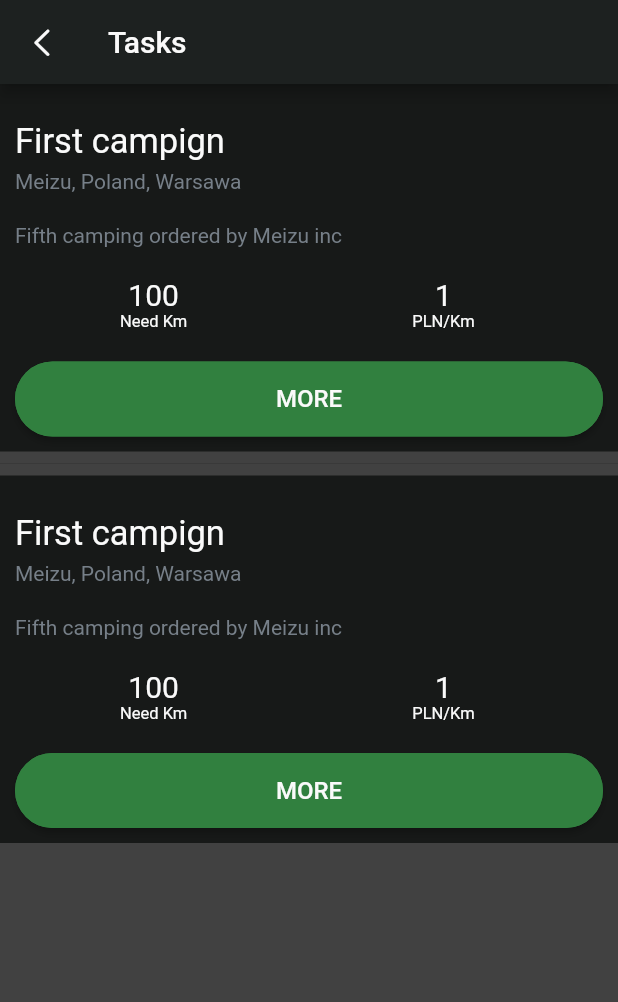
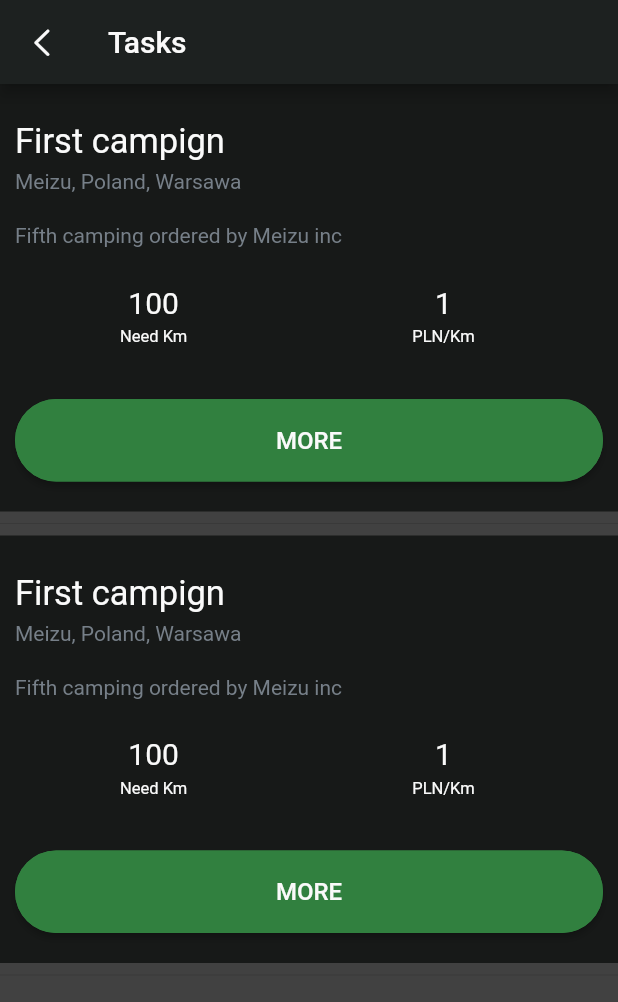
Before and after one commit to Vladus7/adverisment, a Flutter app: the TasksScreen screen opened directly, on a phone screen of 412 x 824 dp. Shown: the top 1002 px of the screen. Run offline on Flutter 3.47's test engine with Material 2 defaults, Android fonts, the phone set to English and light mode, and no system bars; our stand-ins replace google_maps_flutter, location; missing offline and left inert: bottom_sheet_stateful, flutter_facebook_login, flutter_google_places, google_maps_webservice, sliver_fab.

Commit message:
abjusted colors and indents

```diff
--- a/lib/screens/tasks_screen.dart
+++ b/lib/screens/tasks_screen.dart
@@ -8,8 +8,6 @@ class TasksScreen extends StatefulWidget {
 }
 
 class _TasksScreenState extends State<TasksScreen> {
-
-
   @override
   Widget build(BuildContext context) {
     return Scaffold(
@@ -18,26 +16,31 @@ class _TasksScreenState extends State<TasksScreen> {
           icon: new Icon(CupertinoIcons.left_chevron, color: Color(0xfffafafa)),
           onPressed: () => Navigator.of(context).pop(),
         ),
-        title:
-        Text('Tasks', style: TextStyle(color: Color(0xfffafafa))),
+        title: Text('Tasks', style: TextStyle(color: Color(0xfffafafa))),
         backgroundColor: Color(0xff1d2120),
       ),
       body: ListView(
         children: <Widget>[
           Container(
             color: Color(0xff171918),
-            child:Container(
+            child: Container(
               margin: EdgeInsets.only(left: 10.0, right: 10.0),
-            child: Column(mainAxisSize: MainAxisSize.min,
+              child: Column(
+                mainAxisSize: MainAxisSize.min,
                 children: <Widget>[
-                SizedBox(height: 25,),
+                  SizedBox(
+                    height: 25,
+                  ),
                   Align(
                       alignment: Alignment.centerLeft,
                       child: Text(
                         'First campign',
-                      style: TextStyle(color: Color(0xfffafafa), fontSize: 23),
+                        style:
+                            TextStyle(color: Color(0xfffafafa), fontSize: 23),
                       )),
-                SizedBox(height: 5,),
+                  SizedBox(
+                    height: 5,
+                  ),
                   Align(
                       alignment: Alignment.centerLeft,
                       child: Text(
@@ -56,36 +59,59 @@ class _TasksScreenState extends State<TasksScreen> {
                             color: Color(0xff767F88),
                           ))),
                   SizedBox(
-                  height: 20,
+                    height: 25,
                   ),
                   Row(
                     children: <Widget>[
-                    SizedBox(width: 70,),
-                    Column(children: <Widget>[ Text(
+                      SizedBox(
+                        width: 70,
+                      ),
+                      Column(children: <Widget>[
+                        Text(
                           '100',
-                      style: TextStyle(color: Color(0xfffafafa), fontSize: 20),
+                          style:
+                              TextStyle(color: Color(0xfffafafa), fontSize: 20),
+                        ),
+                        SizedBox(
+                          height: 5.0,
                         ),
                         Text(
                           'Need Km',
-                      style: TextStyle(color: Color(0xfffafafa), fontSize: 11),
-                    )]),SizedBox(width: 150,),Column(children: <Widget>[ Text(
+                          style:
+                              TextStyle(color: Color(0xfffafafa), fontSize: 11),
+                        )
+                      ]),
+                      SizedBox(
+                        width: 150,
+                      ),
+                      Column(children: <Widget>[
+                        Text(
                           '1',
-                      style: TextStyle(color: Color(0xfffafafa), fontSize: 20),
+                          style:
+                              TextStyle(color: Color(0xfffafafa), fontSize: 20),
+                        ),
+                        SizedBox(
+                          height: 5.0,
                         ),
                         Text(
                           'PLN/Km',
-                      style: TextStyle(color: Color(0xfffafafa), fontSize: 11),
-                    ),])
+                          style:
+                              TextStyle(color: Color(0xfffafafa), fontSize: 11),
+                        ),
+                      ])
                     ],
                   ),
-                SizedBox(height: 20,),
+                  SizedBox(
+                    height: 35,
+                  ),
                   ButtonTheme(
                       minWidth: double.infinity,
-                    height: 50.0,
+                      height: 55.0,
                       child: RaisedButton(
                         shape: RoundedRectangleBorder(
                             borderRadius: BorderRadius.circular(30.0),
-                          side: BorderSide(width: 1, color: Color(0xff31803f))),
+                            side:
+                                BorderSide(width: 1, color: Color(0xff31803f))),
                         color: Color(0xff31803f),
                         onPressed: () {},
                         child: Text(
@@ -96,24 +122,34 @@ class _TasksScreenState extends State<TasksScreen> {
                           ),
                         ),
                       )),
-                SizedBox(height: 10,)
+                  SizedBox(
+                    height: 20,
+                  )
                 ],
-            ),),),
+              ),
+            ),
+          ),
           Divider(),
           Container(
             color: Color(0xff171918),
-            child:Container(
+            child: Container(
               margin: EdgeInsets.only(left: 10.0, right: 10.0),
-              child: Column(mainAxisSize: MainAxisSize.min,
+              child: Column(
+                mainAxisSize: MainAxisSize.min,
                 children: <Widget>[
-                  SizedBox(height: 25,),
+                  SizedBox(
+                    height: 25,
+                  ),
                   Align(
                       alignment: Alignment.centerLeft,
                       child: Text(
                         'First campign',
-                        style: TextStyle(color: Color(0xfffafafa), fontSize: 23),
+                        style:
+                            TextStyle(color: Color(0xfffafafa), fontSize: 23),
                       )),
-                  SizedBox(height: 5,),
+                  SizedBox(
+                    height: 5,
+                  ),
                   Align(
                       alignment: Alignment.centerLeft,
                       child: Text(
@@ -132,36 +168,59 @@ class _TasksScreenState extends State<TasksScreen> {
                             color: Color(0xff767F88),
                           ))),
                   SizedBox(
-                    height: 20,
+                    height: 25,
                   ),
                   Row(
                     children: <Widget>[
-                      SizedBox(width: 70,),
-                      Column(children: <Widget>[ Text(
+                      SizedBox(
+                        width: 70,
+                      ),
+                      Column(children: <Widget>[
+                        Text(
                           '100',
-                        style: TextStyle(color: Color(0xfffafafa), fontSize: 20),
+                          style:
+                              TextStyle(color: Color(0xfffafafa), fontSize: 20),
+                        ),
+                        SizedBox(
+                          height: 5.0,
                         ),
                         Text(
                           'Need Km',
-                        style: TextStyle(color: Color(0xfffafafa), fontSize: 11),
-                      )]),SizedBox(width: 150,),Column(children: <Widget>[ Text(
+                          style:
+                              TextStyle(color: Color(0xfffafafa), fontSize: 11),
+                        )
+                      ]),
+                      SizedBox(
+                        width: 150,
+                      ),
+                      Column(children: <Widget>[
+                        Text(
                           '1',
-                        style: TextStyle(color: Color(0xfffafafa), fontSize: 20),
+                          style:
+                              TextStyle(color: Color(0xfffafafa), fontSize: 20),
+                        ),
+                        SizedBox(
+                          height: 5.0,
                         ),
                         Text(
                           'PLN/Km',
-                        style: TextStyle(color: Color(0xfffafafa), fontSize: 11),
-                      ),])
+                          style:
+                              TextStyle(color: Color(0xfffafafa), fontSize: 11),
+                        ),
+                      ])
                     ],
                   ),
-                  SizedBox(height: 20,),
+                  SizedBox(
+                    height: 35,
+                  ),
                   ButtonTheme(
                       minWidth: double.infinity,
-                      height: 50.0,
+                      height: 55.0,
                       child: RaisedButton(
                         shape: RoundedRectangleBorder(
                             borderRadius: BorderRadius.circular(30.0),
-                            side: BorderSide(width: 1, color: Color(0xff31803f))),
+                            side:
+                                BorderSide(width: 1, color: Color(0xff31803f))),
                         color: Color(0xff31803f),
                         onPressed: () {},
                         child: Text(
@@ -172,13 +231,18 @@ class _TasksScreenState extends State<TasksScreen> {
                           ),
                         ),
                       )),
-                  SizedBox(height: 10,)
+                  SizedBox(
+                    height: 20,
+                  )
                 ],
-              ),),),
+              ),
+            ),
+          ),
+          Divider(),
         ],
         // ),
       ),
-      backgroundColor: Color(0xff414141),/////////
+      backgroundColor: Color(0xff414141), /////////
     );
   }
 }
```
Also changed, not shown: lib/screens/account_screen.dart (+9 -7 lines), lib/screens/card_screen.dart (+10 -4 lines), lib/screens/finances.dart (+20 -12 lines), lib/screens/home_screen.dart (+4 -4 lines), lib/screens/regiter_screen.dart (+33 -13 lines). Lines whose indentation alone changed are shown as unchanged.
